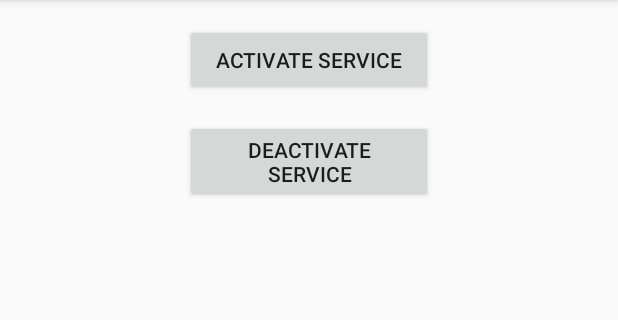
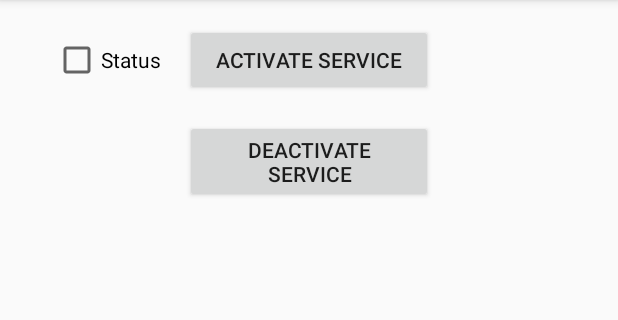
Before and after one commit to dannyjtrinh/Smart-Charger, an Android app: the screen it shows after launch (MainActivity), after a tap on "ACTIVATE SERVICE", on a phone screen of 412 x 824 dp, the part 84-404 px from its top. Run offline under Robolectric (Android 15) with nearby library versions, the phone set to English and light mode, and no system bars.

Commit message:
Fixed restart of service bug, and added status along with some restart fixes for buttons

```diff
--- a/app/src/main/AndroidManifest.xml
+++ b/app/src/main/AndroidManifest.xml
@@ -24,12 +24,12 @@
                 android:value=".MainActivity" />
         </activity>
         <service
-            android:name="com.danny.batt_query.BattService"
+            android:name=".BattService"
             android:enabled="true" >
         </service>
 
         <receiver
-            android:name="com.danny.batt_query.BattRestarterBroadcastReceiver"
+            android:name=".BattRestarterBroadcastReceiver"
             android:enabled="true"
             android:exported="true"
             android:label="RestartServiceWhenStopped">
--- a/app/src/main/java/com/danny/batt_query/BattRestarterBroadcastReceiver.java
+++ b/app/src/main/java/com/danny/batt_query/BattRestarterBroadcastReceiver.java
@@ -11,7 +11,7 @@ public class BattRestarterBroadcastReceiver extends BroadcastReceiver {
     public void onReceive(Context context, Intent intent) {
         Log.i(BattRestarterBroadcastReceiver.class.getSimpleName(), "Service Stopped and restarted");
 
-        context.startService(new Intent(context, com.danny.batt_query.BattService.class));;
+        context.startService(new Intent(context, BattService.class));;
     }
 
 }
--- a/app/src/main/java/com/danny/batt_query/BattService.java
+++ b/app/src/main/java/com/danny/batt_query/BattService.java
@@ -23,6 +23,7 @@ public class BattService extends Service {
     public int counter=0;
     public static String BATT_LEVEL = "";
     public static InetAddress address;
+    public static boolean restart_flag = true;
 
 
     public BattService(Context applicationContext) {
@@ -45,8 +46,10 @@ public class BattService extends Service {
         unregisterReceiver(myBatteryReceiver);
         super.onDestroy();
         Log.i("EXIT", "ondestroy!");
-        Intent broadcastIntent = new Intent("com.danny.batt_query.RestartBatt");
-        sendBroadcast(broadcastIntent);
+        if(restart_flag) {
+            Intent broadcastIntent = new Intent(getApplicationContext(), BattRestarterBroadcastReceiver.class);
+            sendBroadcast(broadcastIntent);
+        }
         stoptimertask();
     }
 
@@ -86,6 +89,10 @@ public class BattService extends Service {
             timer.cancel();
             timer = null;
         }
+    }
+
+    public void set_restart_flag(boolean flag) {
+        restart_flag = flag;
     }
 
     public BroadcastReceiver myBatteryReceiver = new BroadcastReceiver(){
--- a/app/src/main/java/com/danny/batt_query/DisplayMessageAct.java
+++ b/app/src/main/java/com/danny/batt_query/DisplayMessageAct.java
@@ -20,4 +20,5 @@ public class DisplayMessageAct extends AppCompatActivity {
         TextView textView = findViewById(R.id.textView);
         textView.setText(message);
     }
+
 }
--- a/app/src/main/java/com/danny/batt_query/MainActivity.java
+++ b/app/src/main/java/com/danny/batt_query/MainActivity.java
@@ -7,6 +7,7 @@ import android.support.v7.app.AppCompatActivity;
 import android.os.Bundle;
 import android.util.Log;
 import android.view.View;
+import android.widget.CheckBox;
 
 
 public class MainActivity extends AppCompatActivity {
@@ -19,6 +20,7 @@ public class MainActivity extends AppCompatActivity {
     public Context getContext(){
         return mContext;
     }
+    public CheckBox checkBox;
 
 
     @Override
@@ -29,6 +31,8 @@ public class MainActivity extends AppCompatActivity {
         mContext= this;
         BattService = new com.danny.batt_query.BattService(getContext());
         BattServiceIntent = new Intent(getContext(), BattService.getClass());
+        checkBox = (CheckBox) findViewById(R.id.checkBox);
+        updateStatus();
     }
 
     private boolean isMyServiceRunning(Class<?> serviceClass) {
@@ -51,16 +55,23 @@ public class MainActivity extends AppCompatActivity {
 
     }
 
+    public void updateStatus(){
+        checkBox.setChecked(isMyServiceRunning(BattService.getClass()));
+    }
     public void activateService(View view) {
+        BattService.set_restart_flag(true);
         if (!isMyServiceRunning(BattService.getClass())) {
             startService(BattServiceIntent);
         }
+        updateStatus();
     }
 
     public void deactivateService(View view) {
+        BattService.set_restart_flag(false);
         if (isMyServiceRunning(BattService.getClass())) {
             stopService(BattServiceIntent);
         }
+        updateStatus();
     }
 
 
--- a/app/src/main/res/layout/activity_main.xml
+++ b/app/src/main/res/layout/activity_main.xml
@@ -32,4 +32,17 @@
         app:layout_constraintEnd_toEndOf="parent"
         app:layout_constraintStart_toStartOf="parent"
         app:layout_constraintTop_toBottomOf="@+id/button" />
+
+    <CheckBox
+        android:id="@+id/checkBox"
+        android:layout_width="0dp"
+        android:layout_height="wrap_content"
+        android:layout_marginTop="24dp"
+        android:layout_marginEnd="16dp"
+        android:clickable="false"
+        android:duplicateParentState="false"
+        android:text="Status"
+        app:layout_constraintEnd_toStartOf="@+id/button"
+        app:layout_constraintTop_toTopOf="parent" />
+
 </android.support.constraint.ConstraintLayout>
--- a/build.gradle
+++ b/build.gradle
@@ -7,7 +7,7 @@ buildscript {
         jcenter()
     }
     dependencies {
-        classpath 'com.android.tools.build:gradle:3.2.0'
+        classpath 'com.android.tools.build:gradle:3.2.1'
 
 
         // NOTE: Do not place your application dependencies here; they belong
```
